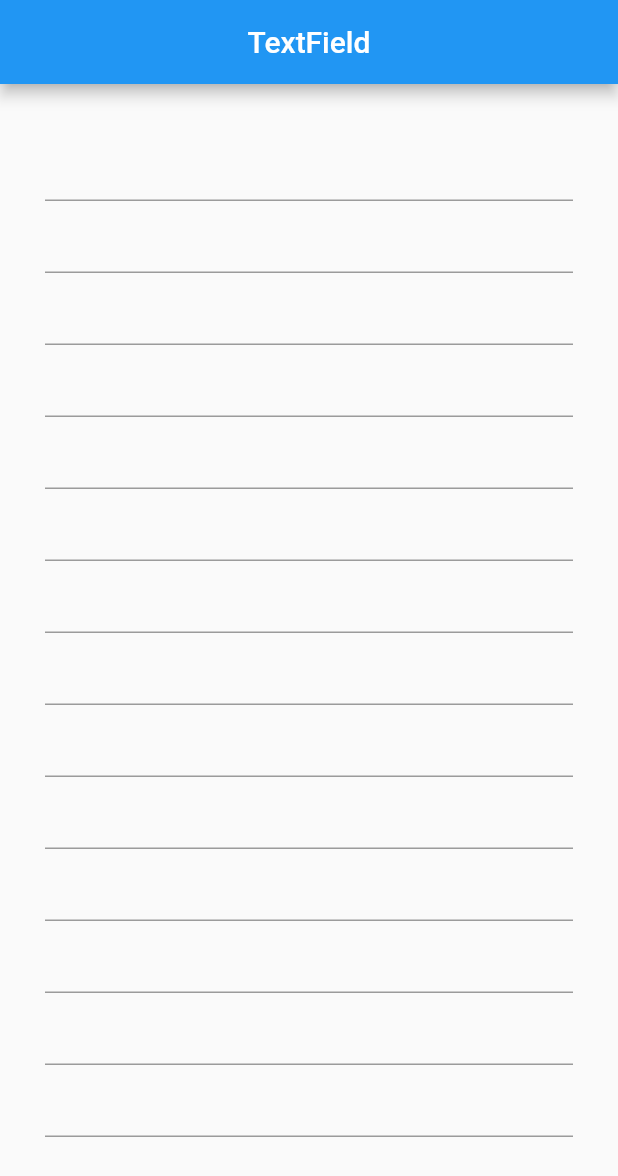
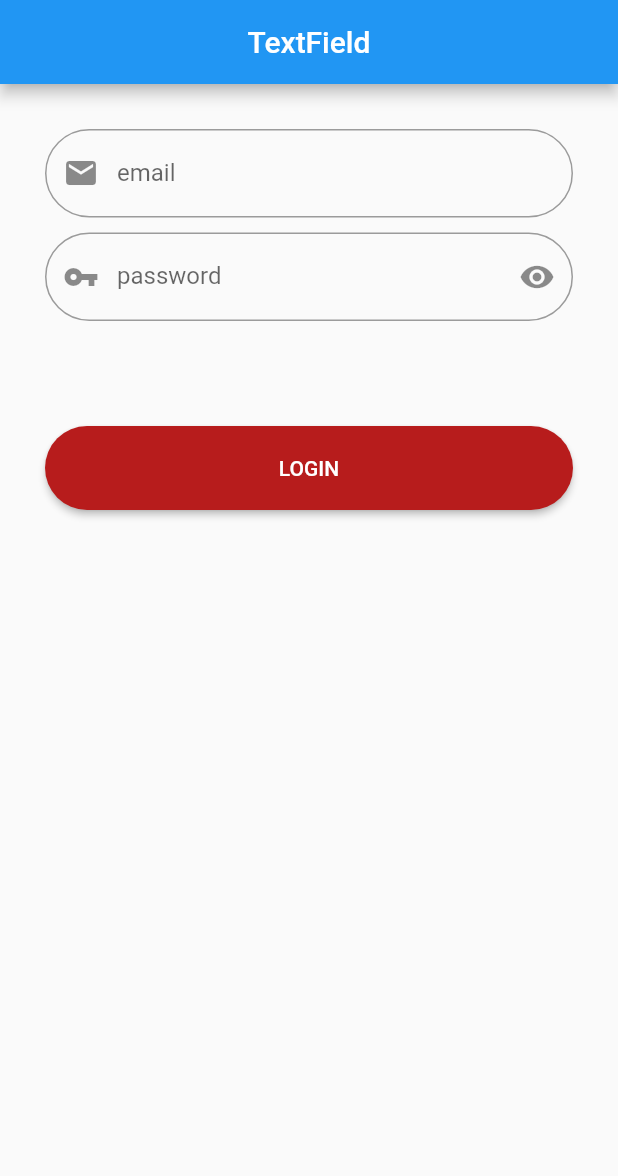
Before and after one commit to juragancode/flutter_application_2, a Flutter app: the screen it shows after launch, on a phone screen of 412 x 824 dp. Shown: the top 1176 px of the screen. Run offline on Flutter 3.47's test engine with Material 2 defaults, Android fonts, the phone set to English and light mode, and no system bars.

Commit message:
TextField 02

```diff
--- a/lib/main.dart
+++ b/lib/main.dart
@@ -1,4 +1,5 @@
 import 'package:flutter/material.dart';
+import 'package:flutter/services.dart';
 
 void main() {
   runApp(MyApp());
@@ -16,8 +17,17 @@ class MyApp extends StatelessWidget {
   }
 }
 
-class HomePage extends StatelessWidget {
+class HomePage extends StatefulWidget {
   const HomePage({Key? key}) : super(key: key);
+
+  @override
+  State<HomePage> createState() => _HomePageState();
+}
+
+class _HomePageState extends State<HomePage> {
+  bool isHidden = true;
+  TextEditingController emailC = TextEditingController();
+  TextEditingController passwordC = TextEditingController();
 
   @override
   Widget build(BuildContext context) {
@@ -26,36 +36,80 @@ class HomePage extends StatelessWidget {
         centerTitle: true,
         title: Text("TextField"),
       ),
-        body: Padding(
+      body: ListView(
         padding: const EdgeInsets.all(30),
-          child: ListView(
         children: [
-              TextField(),
-              TextField(),
-              TextField(),
-              TextField(),
-              TextField(),
-              TextField(),
-              TextField(),
-              TextField(),
-              TextField(),
-              TextField(),
-              TextField(),
-              TextField(),
-              TextField(),
-              TextField(),
-              TextField(),
-              TextField(),
-              TextField(),
-              TextField(),
-              TextField(),
-              TextField(),
-              TextField(),
-              TextField(),
-              TextField(),
-              TextField(),
+          TextField(
+            controller: emailC,
+            autocorrect: false,
+            keyboardType: TextInputType.emailAddress,
+            textInputAction: TextInputAction.next, //next kalau sudah input text
+            decoration: InputDecoration(
+              contentPadding: EdgeInsets.symmetric(
+                horizontal: 20,
+                vertical: 20,
+              ),
+              labelText: "email",
+              border: OutlineInputBorder(
+                borderRadius: BorderRadius.circular(50),
+              ),
+              prefixIcon: Icon(Icons.email),
+            ),
+          ),
+          SizedBox(height: 10),
+          TextField(
+            controller: passwordC,
+            autocorrect: false,
+            obscureText: isHidden,
+            textInputAction: TextInputAction.done,
+            decoration: InputDecoration(
+              contentPadding: EdgeInsets.symmetric(
+                horizontal: 20,
+                vertical: 20,
+              ),
+              labelText: "password",
+              border: OutlineInputBorder(
+                borderRadius: BorderRadius.circular(50),
+              ),
+              prefixIcon: Icon(
+                // Icons.lock,
+                Icons.vpn_key,
+              ),
+              suffixIcon: IconButton(
+                onPressed: () {
+                  if (isHidden == true) {
+                    isHidden = false;
+                  } else {
+                    isHidden = true;
+                  }
+                  setState(() {});
+                },
+                icon: Icon(
+                  Icons.remove_red_eye,
+                ),
+              ),
+            ),
+          ),
+          SizedBox(height: 70),
+          ElevatedButton(
+            onPressed: () {
+              print(
+                  "Login successful! email: ${emailC.text}, passwordC: ${passwordC.text}");
+            },
+            child: Text("LOGIN"),
+            style: ElevatedButton.styleFrom(
+              primary: Colors.red.shade900,
+              padding: EdgeInsets.symmetric(
+                horizontal: 20,
+                vertical: 20,
+              ),
+              shape: RoundedRectangleBorder(
+                borderRadius: BorderRadius.circular(50),
+              ),
+            ),
+          ),
         ],
       ),
-        ));
+    );
   }
 }
```
Lines whose indentation alone changed are shown as unchanged.
